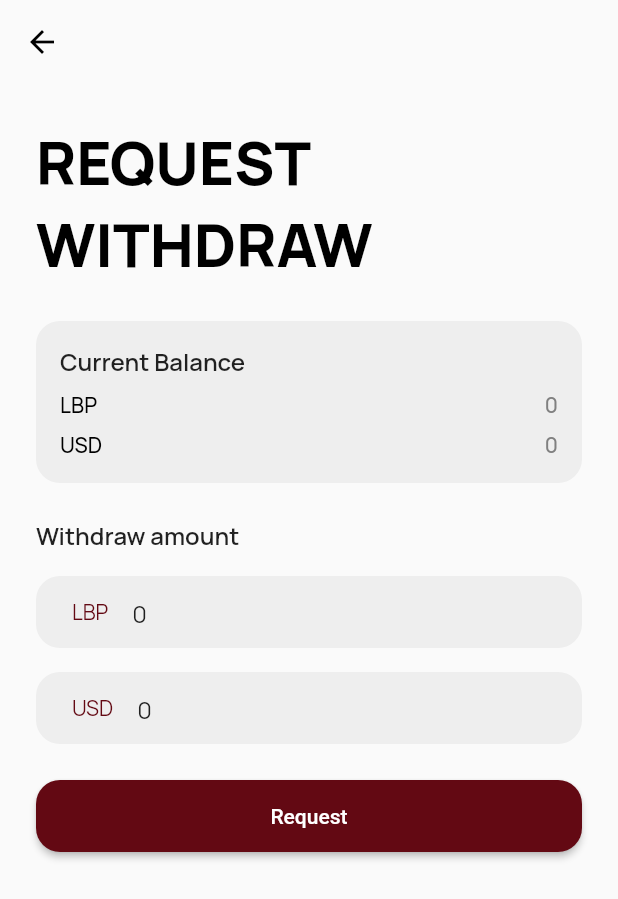
After one commit to georges-ph/kahwa, a Flutter app: the BalanceScreen screen opened by its route, after a tap on "Request Withdraw", on a phone screen of 412 x 824 dp. The commit adds this screen. Shown: the top 899 px of the screen. Run offline on Flutter 3.47's test engine with Material 2 defaults, Android fonts, the phone set to English and light mode, and no system bars; our stand-ins replace cloud_firestore, firebase_auth, firebase_core, firebase_storage, flutter_svg, google_fonts and 4 more; missing offline and left inert: cloud_firestore_web, firebase_auth_web, firebase_core_web, flutter_keyboard_size; accounts and stored records are empty.

Commit message:
added request withdraw, fixed donation payments, added crop image, fixed some other stuff

```diff
--- /dev/null
+++ b/lib/models/withdraw.dart
@@ -0,0 +1,35 @@
+// ignore_for_file: non_constant_identifier_names
+
+import 'package:cloud_firestore/cloud_firestore.dart';
+
+class Withdraw {
+  int? lbp;
+  int? usd;
+  Timestamp? timestamp;
+  String? user_id;
+
+  Withdraw({
+    this.lbp,
+    this.usd,
+    this.timestamp,
+    this.user_id,
+  });
+
+  Map<String, dynamic> toMap() {
+    return {
+      'lbp': lbp,
+      'usd': usd,
+      'timestamp': FieldValue.serverTimestamp(),
+      'user_id': user_id,
+    };
+  }
+
+  factory Withdraw.fromMap(Map<String, dynamic> map) {
+    return Withdraw(
+      lbp: map['lbp']?.toInt(),
+      usd: map['usd']?.toInt(),
+      timestamp: map['timestamp'],
+      user_id: map['user_id'],
+    );
+  }
+}
--- a/lib/screens/balance_screen.dart
+++ b/lib/screens/balance_screen.dart
@@ -1,9 +1,12 @@
 import 'package:cloud_firestore/cloud_firestore.dart';
 import 'package:firebase_auth/firebase_auth.dart';
 import 'package:flutter/material.dart';
+import 'package:kahwa/enums/currency.dart';
 import 'package:kahwa/models/balance.dart';
+import 'package:kahwa/utils/routes.dart';
 import 'package:kahwa/utils/sizes.dart';
 import 'package:kahwa/widgets/balance_card.dart';
+import 'package:kahwa/widgets/input_text.dart';
 
 class BalanceScreen extends StatelessWidget {
   const BalanceScreen({Key? key}) : super(key: key);
@@ -69,7 +72,18 @@ class BalanceScreen extends StatelessWidget {
                     lbp: balance.withdrawn_lbp!,
                     usd: balance.withdrawn_usd!,
                   ),
-                  // TODO: add button to request a withdraw / payout
+                  verticalSpace(),
+                  SizedBox(
+                    width: double.infinity,
+                    child: ElevatedButton(
+                      onPressed: () => Navigator.pushNamed(
+                        context,
+                        routeRequestWithdraw,
+                        arguments: balance,
+                      ),
+                      child: Text("Request Withdraw"),
+                    ),
+                  ),
                 ],
               ),
             );
--- a/lib/screens/creator_screen.dart
+++ b/lib/screens/creator_screen.dart
@@ -154,8 +154,7 @@ class _CreatorScreenState extends State<CreatorScreen> {
                         backgroundImage: _userModel.image != null
                             ? NetworkImage(_userModel.image!)
                             : null,
-                        backgroundColor:
-                            _userModel.image == null ? _creatorColor : null,
+                        backgroundColor: _creatorColor,
                         child: _userModel.image == null
                             ? Text(
                                 getInitials(_userModel.name!),
@@ -210,7 +209,7 @@ class _CreatorScreenState extends State<CreatorScreen> {
                                     arguments: FansSupportersArgs(
                                       title:
                                           "${_supportersList.length} ${_supportersList.length == 1 ? "Supporter" : "Supporters"}",
-                                      list: _userModel.fans!,
+                                      list: _supportersList,
                                     ),
                                   ),
                           child: CreatorCounterCard(
--- a/lib/screens/donate_screen.dart
+++ b/lib/screens/donate_screen.dart
@@ -4,6 +4,7 @@ import 'package:flutter/material.dart';
 import 'package:intl/intl.dart';
 import 'package:kahwa/enums/colors.dart' as colors_enum;
 import 'package:kahwa/enums/currency.dart';
+import 'package:kahwa/models/balance.dart';
 import 'package:kahwa/models/donation.dart';
 import 'package:kahwa/models/fan_supporter.dart';
 import 'package:kahwa/models/kahwa_prices.dart';
@@ -35,6 +36,8 @@ class _DonateScreenState extends State<DonateScreen> {
 
   late fire_auth.User _user;
   late DocumentReference _appDocument;
+  late DocumentReference _balanceDocument;
+  late DocumentReference _creatorBalanceDocument;
 
   late Future<void> _runFuture;
 
@@ -56,6 +59,9 @@ class _DonateScreenState extends State<DonateScreen> {
     super.initState();
     _user = _firebaseAuth.currentUser!;
     _appDocument = _firebaseFirestore.collection("kahwa").doc("AppCollections");
+    _balanceDocument = _appDocument.collection("Balances").doc(_user.uid);
+    _creatorBalanceDocument =
+        _appDocument.collection("Balances").doc(widget.creatorId);
     _runFuture = _getData();
   }
 
@@ -128,9 +134,7 @@ class _DonateScreenState extends State<DonateScreen> {
                           Expanded(
                             child: Text(
                               "Buy ${_creator.name!.split(" ")[0]} a kahwa",
-                              style: Theme.of(context)
-                                  .textTheme
-                                  .headlineLarge,
+                              style: Theme.of(context).textTheme.headlineLarge,
                             ),
                           ),
                           horizontalSpace(width: 40),
@@ -223,7 +227,8 @@ class _DonateScreenState extends State<DonateScreen> {
                           ),
                           horizontalSpace(width: 40),
                           Visibility(
-                            visible: _selectedCurrency == Currency.usd,
+                            // visible: _selectedCurrency == Currency.usd,
+                            visible: false,
                             child: Expanded(
                               child: Tooltip(
                                 message:
@@ -267,50 +272,7 @@ class _DonateScreenState extends State<DonateScreen> {
                       SizedBox(
                         width: double.infinity,
                         child: ElevatedButton(
-                          onPressed: _isLoading
-                              ? null
-                              : () async {
-                                  setState(() {
-                                    _isLoading = true;
-                                  });
-
-                                  // TODO: use the balance to donate, not like im doing it
-
-                                  Donation donation = Donation(
-                                    creator_id: widget.creatorId,
-                                    currency: _selectedCurrency,
-                                    kahwa_price:
-                                        _selectedCurrency == Currency.lbp
-                                            ? _kahwaPrices.lbp
-                                            : _kahwaPrices.usd,
-                                    kahwas: int.parse(_kahwasController.text),
-                                    keep_private: _keepPrivate,
-                                    message: _messageController.text,
-                                    pay_fee: _payFee,
-                                    total: _calculate(_creator),
-                                    supporter: FanSupporter(
-                                      id: _user.uid,
-                                      name: _user.displayName,
-                                      image: _user.photoURL,
-                                    ),
-                                  );
-
-                                  await _appDocument
-                                      .collection("Donations")
-                                      .add(donation.toMap());
-
-                                  SnackBar snackBar = SnackBar(
-                                    content: Text(
-                                        "You will be contacted soon to buy ${_creator.name} some kahwas"),
-                                  );
-
-                                  ScaffoldMessenger.of(context)
-                                      .showSnackBar(snackBar);
-
-                                  setState(() {
-                                    _isLoading = false;
-                                  });
-                                },
+                          onPressed: _isLoading ? null : _donate,
                           child: _isLoading
                               ? const SizedBox.square(
                                   dimension: 20,
@@ -334,17 +296,96 @@ class _DonateScreenState extends State<DonateScreen> {
     );
   }
 
-  num _calculate(User creator) {
+  _donate() async {
+    setState(() {
+      _isLoading = true;
+    });
+
+    Donation donation = Donation(
+      creator_id: widget.creatorId,
+      currency: _selectedCurrency,
+      kahwa_price: _selectedCurrency == Currency.lbp
+          ? _kahwaPrices.lbp
+          : _kahwaPrices.usd,
+      kahwas: int.parse(_kahwasController.text),
+      keep_private: _keepPrivate,
+      message: _messageController.text,
+      pay_fee: _payFee,
+      total: _calculate(_creator),
+      supporter: FanSupporter(
+        id: _user.uid,
+        name: _user.displayName,
+        image: _user.photoURL,
+      ),
+    );
+
+    _firebaseFirestore.runTransaction((transaction) async {
+      final balanceDoc = await transaction.get(_balanceDocument);
+      final creatorBalanceDoc = await transaction.get(_creatorBalanceDocument);
+
+      Balance balance =
+          Balance.fromMap(balanceDoc.data() as Map<String, dynamic>);
+      Balance creatorBalance =
+          Balance.fromMap(creatorBalanceDoc.data() as Map<String, dynamic>);
+
+      if ((_selectedCurrency == Currency.lbp &&
+              balance.current_lbp! < _calculate(_creator)) ||
+          (_selectedCurrency == Currency.usd &&
+              balance.current_usd! < _calculate(_creator))) {
+        return false;
+      }
+
+      int total = _calculate(_creator);
+
+      if (_selectedCurrency == Currency.lbp) {
+        balance.current_lbp = balance.current_lbp! - total;
+        balance.spent_lbp = balance.spent_lbp! + total;
+        creatorBalance.current_lbp = creatorBalance.current_lbp! + total;
+        creatorBalance.received_lbp = creatorBalance.received_lbp! + total;
+      } else {
+        balance.current_usd = balance.current_usd! - total;
+        balance.spent_usd = balance.spent_usd! + total;
+        creatorBalance.current_usd = creatorBalance.current_usd! + total;
+        creatorBalance.received_usd = creatorBalance.received_usd! + total;
+      }
+
+      transaction.set(
+          _appDocument.collection("Donations").doc(), donation.toMap());
+      transaction.update(_balanceDocument, balance.toMap());
+      transaction.update(_creatorBalanceDocument, creatorBalance.toMap());
+
+      return true;
+    }).then((success) {
+      if (!success) {
+        SnackBar snackBar =
+            const SnackBar(content: Text("You do not have enough credit"));
+        ScaffoldMessenger.of(context).showSnackBar(snackBar);
+      } else {
+        SnackBar snackBar = SnackBar(
+          content: Text(
+              "Congrats! You just bought ${_creator.name} ${int.parse(_kahwasController.text)} ${int.parse(_kahwasController.text) == 1 ? "kahwa" : "kahwas"}"),
+        );
+
+        ScaffoldMessenger.of(context).showSnackBar(snackBar);
+      }
+
+      setState(() {
+        _isLoading = false;
+      });
+    });
+  }
+
+  int _calculate(User creator) {
     if (_selectedCurrency == Currency.lbp) {
-      return _kahwaPrices.lbp! * int.parse(_kahwasController.text).toDouble();
+      return _kahwaPrices.lbp! * int.parse(_kahwasController.text);
     } else {
-      double price =
-          _kahwaPrices.usd! * int.parse(_kahwasController.text).toDouble();
-      if (_payFee) {
-        price = price / (1 - 0.06);
-        return double.parse(price.toStringAsFixed(2));
-      }
-      return price.toInt();
+      // double price =
+      return _kahwaPrices.usd! * int.parse(_kahwasController.text);
+      // if (_payFee) {
+      //   price = price / (1 - 0.06);
+      //   return double.parse(price.toStringAsFixed(2));
+      // }
+      // return price.toInt();
     }
   }
 
--- /dev/null
+++ b/lib/screens/request_withdraw_screen.dart
@@ -0,0 +1,146 @@
+import 'package:cloud_firestore/cloud_firestore.dart';
+import 'package:firebase_auth/firebase_auth.dart';
+import 'package:flutter/material.dart';
+import 'package:kahwa/enums/currency.dart';
+import 'package:kahwa/models/balance.dart';
+import 'package:kahwa/models/withdraw.dart';
+import 'package:kahwa/utils/sizes.dart';
+import 'package:kahwa/widgets/balance_card.dart';
+import 'package:kahwa/widgets/input_text.dart';
+
+class RequestWithdrawScreen extends StatefulWidget {
+  const RequestWithdrawScreen({
+    Key? key,
+    required this.balance,
+  }) : super(key: key);
+
+  final Balance balance;
+
+  @override
+  State<RequestWithdrawScreen> createState() => _RequestWithdrawScreenState();
+}
+
+class _RequestWithdrawScreenState extends State<RequestWithdrawScreen> {
+  final TextEditingController _lbpController =
+      TextEditingController(text: 0.toString());
+  final TextEditingController _usdController =
+      TextEditingController(text: 0.toString());
+
+  bool _isLoading = false;
+
+  @override
+  void dispose() {
+    _lbpController.dispose();
+    _usdController.dispose();
+    super.dispose();
+  }
+
+  @override
+  Widget build(BuildContext context) {
+    return Scaffold(
+      appBar: AppBar(),
+      body: SingleChildScrollView(
+        padding: const EdgeInsets.all(24),
+        physics: const BouncingScrollPhysics(),
+        child: Column(
+          children: [
+            Text(
+              "Request Withdraw".toUpperCase(),
+              style: Theme.of(context).textTheme.headlineLarge,
+            ),
+            verticalSpace(),
+            BalanceCard(
+              title: "Current Balance",
+              lbp: widget.balance.current_lbp!,
+              usd: widget.balance.current_usd!,
+            ),
+            verticalSpace(height: 24),
+            InputText(
+              controller: _lbpController,
+              title: "Withdraw amount",
+              hint: widget.balance.current_lbp!.toString(),
+              prefixText: Currency.lbp.name.toUpperCase(),
+              keyboardType: TextInputType.number,
+              textInputAction: TextInputAction.next,
+            ),
+            verticalSpace(height: 16),
+            InputText(
+              controller: _usdController,
+              hint: widget.balance.current_usd!.toString(),
+              prefixText: Currency.usd.name.toUpperCase(),
+              keyboardType: TextInputType.number,
+              textInputAction: TextInputAction.done,
+            ),
+            verticalSpace(),
+            SizedBox(
+              width: double.infinity,
+              child: ElevatedButton(
+                onPressed: _isLoading ? null : _requestWithdraw,
+                child: _isLoading
+                    ? const SizedBox.square(
+                        dimension: 20,
+                        child: CircularProgressIndicator(
+                          strokeWidth: 3,
+                        ),
+                      )
+                    : const Text("Request"),
+              ),
+            ),
+          ],
+        ),
+      ),
+    );
+  }
+
+  _requestWithdraw() async {
+    if (_lbpController.text.isEmpty) {
+      _lbpController.text = "0";
+    }
+
+    if (_usdController.text.isEmpty) {
+      _usdController.text = "0";
+    }
+
+    int lbp = int.parse(_lbpController.text);
+    int usd = int.parse(_usdController.text);
+
+    if (widget.balance.current_lbp == 0 && widget.balance.current_usd == 0) {
+      return;
+    }
+
+    if (lbp == 0 && usd == 0) {
+      return;
+    }
+
+    if (lbp > widget.balance.current_lbp! ||
+        usd > widget.balance.current_usd!) {
+      SnackBar snackBar = const SnackBar(
+          content: Text("You cannot withdraw more than your current balance"));
+      ScaffoldMessenger.of(context).showSnackBar(snackBar);
+      return;
+    }
+
+    setState(() {
+      _isLoading = true;
+    });
+
+    Withdraw withdraw = Withdraw(
+      lbp: lbp,
+      usd: usd,
+      user_id: FirebaseAuth.instance.currentUser!.uid,
+    );
+
+    await FirebaseFirestore.instance
+        .collection("kahwa")
+        .doc("AppCollections")
+        .collection("WithdrawRequests")
+        .add(withdraw.toMap());
+
+    SnackBar snackBar = const SnackBar(content: Text("Request sent"));
+    ScaffoldMessenger.of(context).showSnackBar(snackBar);
+
+    setState(() {
+      _isLoading = false;
+    });
+  }
+}
--- a/lib/screens/splash_screen.dart
+++ b/lib/screens/splash_screen.dart
@@ -2,6 +2,7 @@ import 'package:firebase_auth/firebase_auth.dart';
 import 'package:flutter/material.dart';
 import 'package:kahwa/screens/home_screen.dart';
 import 'package:kahwa/screens/login_screen.dart';
+import 'package:kahwa/utils/statics.dart';
 
 class SplashScreen extends StatelessWidget {
   const SplashScreen({Key? key}) : super(key: key);
@@ -33,6 +34,7 @@ class SplashScreen extends StatelessWidget {
           //       uri.toString().split("https://kahwa.page.link/")[1];
           //   return DonateScreen(creatorId: creatorId);
           // }
+          Statics.userImage = FirebaseAuth.instance.currentUser!.photoURL!;
           return const HomeScreen();
         } else {
           return const LogInScreen();
--- a/lib/utils/routes.dart
+++ b/lib/utils/routes.dart
@@ -1,5 +1,5 @@
 import 'package:flutter/material.dart';
-import 'package:kahwa/models/goal.dart';
+import 'package:kahwa/models/balance.dart';
 import 'package:kahwa/screen_arguments/fans_supporters_args.dart';
 import 'package:kahwa/screens/balance_screen.dart';
 import 'package:kahwa/screens/billing_details_screen.dart';
@@ -12,6 +12,7 @@ import 'package:kahwa/screens/home_screen.dart';
 import 'package:kahwa/screens/kahwa_price_screen.dart';
 import 'package:kahwa/screens/login_screen.dart';
 import 'package:kahwa/screens/profile_screen.dart';
+import 'package:kahwa/screens/request_withdraw_screen.dart';
 import 'package:kahwa/screens/settings_screen.dart';
 import 'package:kahwa/screens/sign_up_screen.dart';
 import 'package:kahwa/screens/splash_screen.dart';
@@ -26,6 +27,7 @@ const routeSettings = "/settings";
 const routeProfile = "/profile";
 const routeKahwaPrice = "/kahwa-price";
 const routeBalance = "/balance";
+const routeRequestWithdraw = "/withdraw";
 const routeBillingDetails = "/billing-details";
 const routeCreator = "/creator";
 const routeFansSupporters = "/fans-supporters";
@@ -43,7 +45,7 @@ Map<String, WidgetBuilder> routes = {
   routeKahwaPrice: (context) => const KahwaPriceScreen(),
   routeBalance: (context) => const BalanceScreen(),
   routeBillingDetails: (context) => const BillingDetailsScreen(),
-  routeGoal:(context) => const GoalScreen(),
+  routeGoal: (context) => const GoalScreen(),
 };
 
 Route<dynamic>? onGenerateRoute(settings) {
@@ -62,6 +64,10 @@ Route<dynamic>? onGenerateRoute(settings) {
       title: args.title,
       list: args.list,
     );
+  } else if (settings.name == routeRequestWithdraw) {
+    page = RequestWithdrawScreen(
+      balance: settings.arguments as Balance,
+    );
   }
   return MaterialPageRoute(
     builder: (context) => page,
--- /dev/null
+++ b/lib/utils/statics.dart
@@ -0,0 +1,3 @@
+class Statics {
+  static String userImage = "";
+}
--- a/lib/utils/themes.dart
+++ b/lib/utils/themes.dart
@@ -13,6 +13,7 @@ ThemeData lightTheme(BuildContext context) {
       iconTheme: const IconThemeData(
         color: kBlackColor,
       ),
+      foregroundColor: kBlackColor,
       actionsIconTheme: const IconThemeData(
         color: kGreyColor,
       ),
--- a/pubspec.yaml
+++ b/pubspec.yaml
@@ -47,6 +47,7 @@ dependencies:
   url_launcher: ^6.1.2
   timeago: ^3.2.2
   flutter_svg: ^1.0.3
+  image_cropper: ^2.0.3
   # firebase_dynamic_links: ^4.2.1
 
 dev_dependencies:
```
Also changed, not shown: lib/screens/goal_screen.dart (+18 -2 lines), lib/screens/home_screen.dart (+11 -14 lines), lib/screens/profile_screen.dart (+32 -13 lines), lib/screens/settings_screen.dart (+3 -4 lines), 1 other file.
